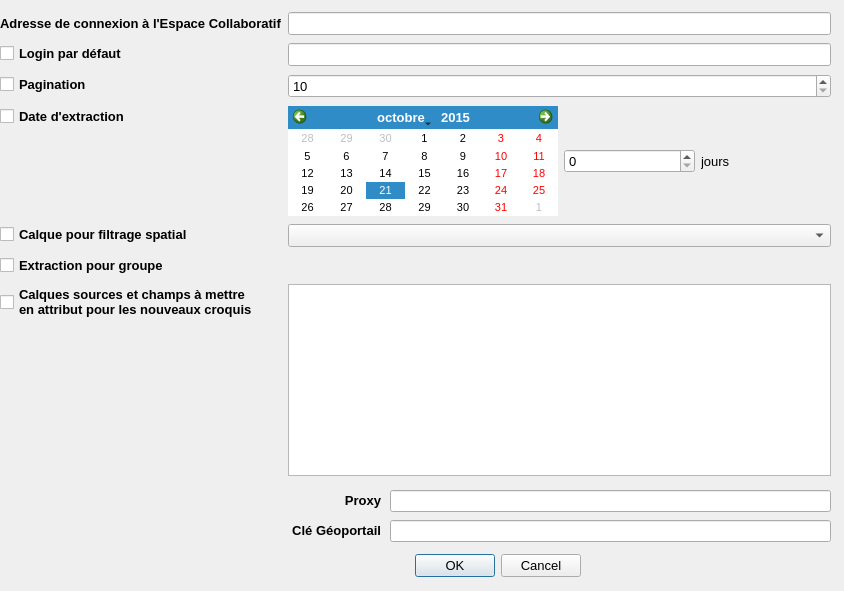
Qt form FormConfigurerRipart_base.ui (IGNF/espace-collaboratif-qgis-plugin) before a commit.
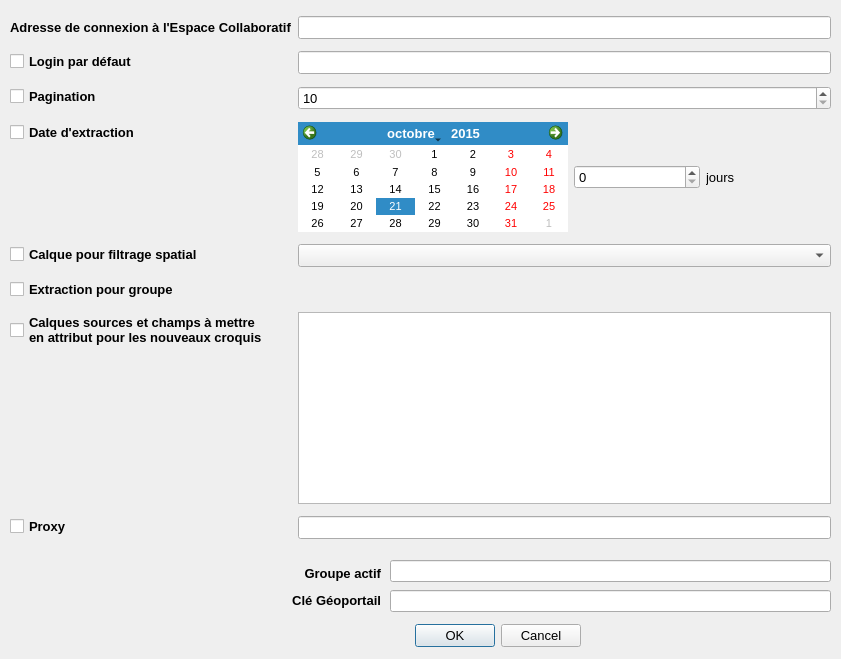
The same form after that commit. Icons and pictures are not drawn.

Commit message: Modification boite Choix du groupe devient Paramétrage

```diff
--- a/FormConfigurerRipart_base.ui
+++ b/FormConfigurerRipart_base.ui
@@ -6,8 +6,8 @@
    <rect>
     <x>0</x>
     <y>0</y>
-    <width>844</width>
-    <height>591</height>
+    <width>841</width>
+    <height>659</height>
    </rect>
   </property>
   <property name="font">
@@ -29,7 +29,7 @@
    <property name="geometry">
     <rect>
      <x>380</x>
-     <y>550</y>
+     <y>620</y>
      <width>201</width>
      <height>32</height>
     </rect>
@@ -44,10 +44,10 @@
   <widget class="QWidget" name="formLayoutWidget">
    <property name="geometry">
     <rect>
-     <x>0</x>
+     <x>10</x>
      <y>10</y>
-     <width>831</width>
-     <height>471</height>
+     <width>821</width>
+     <height>541</height>
     </rect>
    </property>
    <layout class="QFormLayout" name="formLayout_2">
@@ -372,60 +372,62 @@
       </column>
      </widget>
     </item>
+    <item row="9" column="1">
+     <widget class="QLineEdit" name="lineEditProxy">
+      <property name="minimumSize">
+       <size>
+        <width>2</width>
+        <height>0</height>
+       </size>
+      </property>
+      <property name="font">
+       <font>
+        <pointsize>10</pointsize>
+       </font>
+      </property>
+      <property name="frame">
+       <bool>true</bool>
+      </property>
+     </widget>
+    </item>
+    <item row="9" column="0">
+     <widget class="QCheckBox" name="checkBoxProxy">
+      <property name="sizePolicy">
+       <sizepolicy hsizetype="Maximum" vsizetype="Fixed">
+        <horstretch>0</horstretch>
+        <verstretch>0</verstretch>
+       </sizepolicy>
+      </property>
+      <property name="minimumSize">
+       <size>
+        <width>0</width>
+        <height>0</height>
+       </size>
+      </property>
+      <property name="font">
+       <font>
+        <weight>75</weight>
+        <bold>true</bold>
+       </font>
+      </property>
+      <property name="layoutDirection">
+       <enum>Qt::LeftToRight</enum>
+      </property>
+      <property name="autoFillBackground">
+       <bool>false</bool>
+      </property>
+      <property name="text">
+       <string>Proxy</string>
+      </property>
+     </widget>
+    </item>
    </layout>
   </widget>
-  <widget class="QLabel" name="lblProxy">
-   <property name="geometry">
-    <rect>
-     <x>320</x>
-     <y>490</y>
-     <width>61</width>
-     <height>20</height>
-    </rect>
-   </property>
-   <property name="font">
-    <font>
-     <pointsize>10</pointsize>
-     <weight>75</weight>
-     <bold>true</bold>
-    </font>
-   </property>
-   <property name="text">
-    <string>Proxy</string>
-   </property>
-   <property name="alignment">
-    <set>Qt::AlignRight|Qt::AlignTrailing|Qt::AlignVCenter</set>
-   </property>
-  </widget>
-  <widget class="QLineEdit" name="lineEditProxy">
-   <property name="geometry">
-    <rect>
-     <x>390</x>
-     <y>490</y>
-     <width>441</width>
-     <height>22</height>
-    </rect>
-   </property>
-   <property name="minimumSize">
-    <size>
-     <width>2</width>
-     <height>0</height>
-    </size>
-   </property>
-   <property name="font">
-    <font>
-     <pointsize>10</pointsize>
-    </font>
-   </property>
-   <property name="frame">
-    <bool>true</bool>
-   </property>
-  </widget>
   <widget class="QLabel" name="lblCleGeoportail">
    <property name="geometry">
     <rect>
      <x>250</x>
-     <y>520</y>
+     <y>590</y>
      <width>131</width>
      <height>20</height>
     </rect>
@@ -448,7 +450,7 @@
    <property name="geometry">
     <rect>
      <x>390</x>
-     <y>520</y>
+     <y>590</y>
      <width>441</width>
      <height>22</height>
     </rect>
@@ -465,6 +467,59 @@
     </font>
    </property>
    <property name="frame">
+    <bool>true</bool>
+   </property>
+   <property name="readOnly">
+    <bool>true</bool>
+   </property>
+  </widget>
+  <widget class="QLabel" name="lblGroupeActif">
+   <property name="geometry">
+    <rect>
+     <x>260</x>
+     <y>560</y>
+     <width>121</width>
+     <height>27</height>
+    </rect>
+   </property>
+   <property name="font">
+    <font>
+     <pointsize>10</pointsize>
+     <weight>75</weight>
+     <bold>true</bold>
+    </font>
+   </property>
+   <property name="text">
+    <string>Groupe actif</string>
+   </property>
+   <property name="alignment">
+    <set>Qt::AlignRight|Qt::AlignTrailing|Qt::AlignVCenter</set>
+   </property>
+  </widget>
+  <widget class="QLineEdit" name="lineEditGroupeActif">
+   <property name="geometry">
+    <rect>
+     <x>390</x>
+     <y>560</y>
+     <width>441</width>
+     <height>22</height>
+    </rect>
+   </property>
+   <property name="minimumSize">
+    <size>
+     <width>2</width>
+     <height>0</height>
+    </size>
+   </property>
+   <property name="font">
+    <font>
+     <pointsize>10</pointsize>
+    </font>
+   </property>
+   <property name="frame">
+    <bool>true</bool>
+   </property>
+   <property name="readOnly">
     <bool>true</bool>
    </property>
   </widget>
```
Left out of the diff: 2 changed lines with no effect on the pictures. The commit also changes 14 other files.
